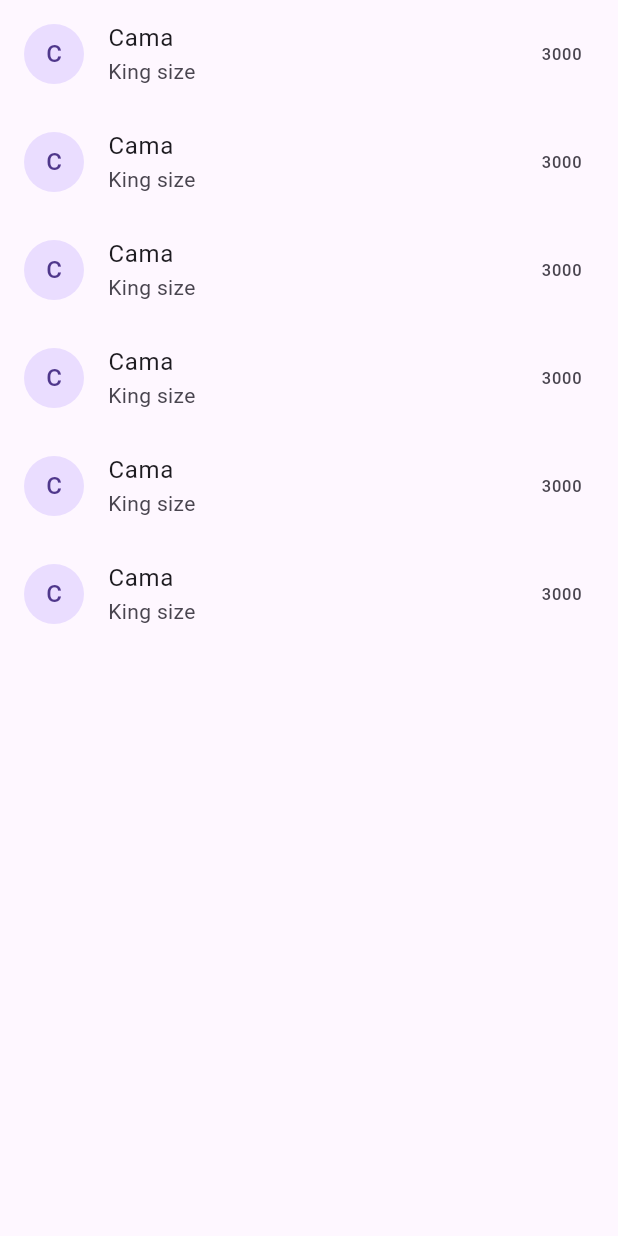
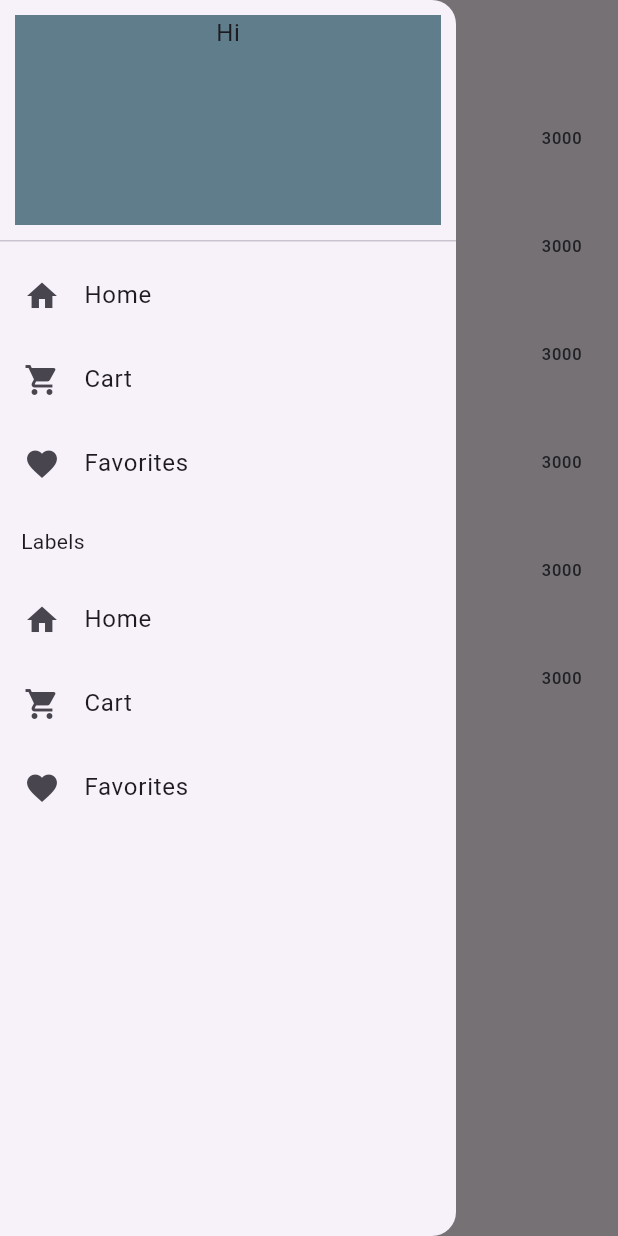
Before and after one commit to artemio-acn/Learning, a Flutter app: the screen it shows after launch, with the side drawer open (before the commit the screen has no drawer), on a phone screen of 412 x 824 dp. Run offline on Flutter 3.47's test engine with Material 3 defaults, Android fonts, the phone set to English and light mode, and no system bars.

Commit message:
FLUTTER - Drawer

```diff
--- a/Flutter/lib/Screens/navigation_drawer_screen.dart
+++ b/Flutter/lib/Screens/navigation_drawer_screen.dart
@@ -0,0 +1,55 @@
+import 'package:flutter/material.dart';
+
+class NavigationDrawerScreen extends StatelessWidget {
+  NavigationDrawerScreen({Key? key}) : super(key: key);
+
+  final List<String> productsList = ["Cama", "Cama", "Cama","Cama", "Cama", "Cama"];
+  final List<String> productListDetails = ["King size","King size","King size","King size","King size","King size"];
+  final List<int> prices = [3000, 3000, 3000, 3000, 3000, 3000];
+
+  @override
+  Widget build(BuildContext context) {
+    return Scaffold(
+      appBar: AppBar(title: Text('Navigation drawer'),),
+      drawer: Drawer(
+        child: ListView(
+          children: [
+            DrawerHeader(
+                padding: EdgeInsets.all(10),
+                child: Container(
+                  color: Colors.blueGrey,
+                child: Column(
+                  children: [
+                    Text('Hi')
+                  ],
+                ),)
+            ),
+            ListTile(leading: Icon(Icons.home), title: Text('Home'), onTap: () {},),
+            ListTile(leading: Icon(Icons.shopping_cart), title: Text('Cart'), onTap: () {},),
+            ListTile(leading: Icon(Icons.favorite), title: Text('Favorites'), onTap: () {},),
+            Padding(
+                padding: const EdgeInsets.all(14.0),
+                child: Text('Labels'),
+            ),
+            ListTile(leading: Icon(Icons.home), title: Text('Home'), onTap: () {},),
+            ListTile(leading: Icon(Icons.shopping_cart), title: Text('Cart'), onTap: () {},),
+            ListTile(leading: Icon(Icons.favorite), title: Text('Favorites'), onTap: () {},),
+          ],
+        ),
+      ),
+      body: Container(
+        child: ListView.builder(
+            itemCount: productsList.length,
+            itemBuilder: (context, index) {
+              return ListTile(
+                leading: CircleAvatar(child: Text(productsList[index][0]), ),
+                title: Text(productsList[index]),
+                subtitle: Text(productListDetails[index]),
+                trailing: Text(prices[index].toString()),
+              );
+            }
+        ),
+      ),
+    );
+  }
+}
--- a/Flutter/lib/main.dart
+++ b/Flutter/lib/main.dart
@@ -2,7 +2,8 @@ import 'package:flutter/material.dart';
 // import 'Screens/dashboard.dart';
 // import 'Screens/home.dart';
 // import 'Screens/list_home.dart';
-import 'Screens/home_with_builder.dart';
+// import 'Screens/home_with_builder.dart';
+import 'Screens/navigation_drawer_screen.dart';
 
 void main() => runApp(MyApp());
 
@@ -17,7 +18,7 @@ class MyApp extends StatelessWidget {
       title: 'Temporary title',
       themeMode: ThemeMode.dark,
       debugShowCheckedModeBanner: false,
-      home: ListHomeWithBuilder(),
+      home: NavigationDrawerScreen(),
     );
   }
 }
```
